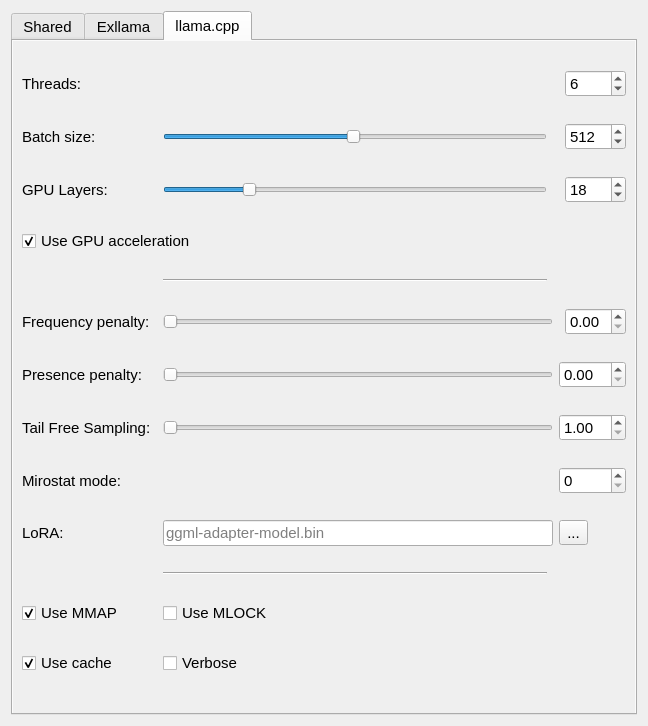
shinomakoi/magi_llm_gui, file assets/ui/ui_settings.ui: the form before one commit.
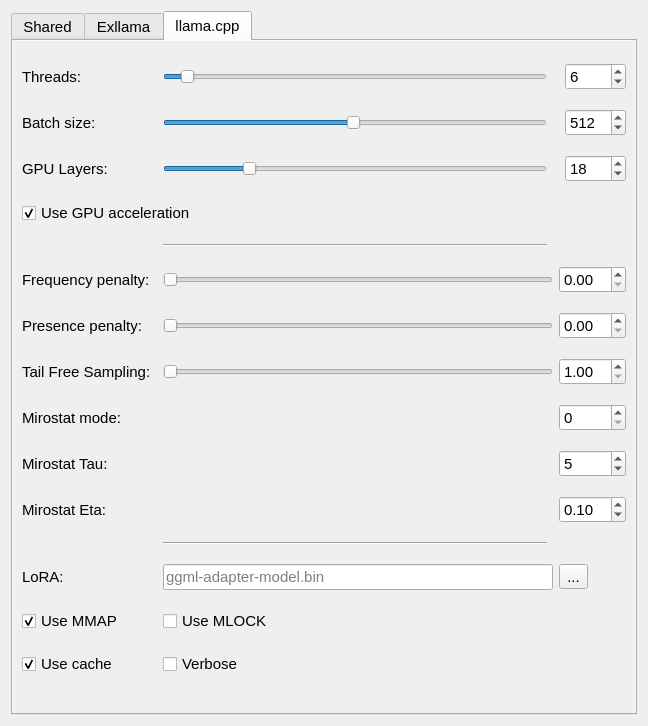
The form after the commit. The open tabs and pages were chosen to show the change.

```diff
--- a/assets/ui/ui_settings.ui
+++ b/assets/ui/ui_settings.ui
@@ -656,217 +656,21 @@
        <string>llama.cpp</string>
       </attribute>
       <layout class="QGridLayout" name="gridLayout_3">
-       <item row="1" column="6">
-        <widget class="QSpinBox" name="cppBatchSizeSpin">
-         <property name="toolTip">
-          <string>Batch size to use</string>
-         </property>
-         <property name="minimum">
-          <number>8</number>
-         </property>
-         <property name="maximum">
-          <number>1024</number>
-         </property>
-         <property name="singleStep">
-          <number>8</number>
-         </property>
-         <property name="value">
-          <number>512</number>
+       <item row="10" column="2">
+        <widget class="Line" name="line">
+         <property name="orientation">
+          <enum>Qt::Horizontal</enum>
          </property>
         </widget>
        </item>
        <item row="1" column="0">
-        <widget class="QLabel" name="label_6">
-         <property name="text">
-          <string>Batch size:</string>
-         </property>
-        </widget>
-       </item>
-       <item row="9" column="2" colspan="2">
-        <widget class="QSlider" name="presencePenaltySlider">
-         <property name="toolTip">
-          <string>Repeat alpha presence penalty (0.0 = disabled)</string>
-         </property>
-         <property name="maximum">
-          <number>100</number>
-         </property>
-         <property name="orientation">
-          <enum>Qt::Horizontal</enum>
-         </property>
-        </widget>
-       </item>
-       <item row="9" column="5" colspan="2">
-        <widget class="QDoubleSpinBox" name="presencePenaltySpin">
-         <property name="toolTip">
-          <string>Repeat alpha presence penalty (0.0 = disabled)</string>
-         </property>
-         <property name="maximum">
-          <double>1.000000000000000</double>
-         </property>
-         <property name="singleStep">
-          <double>0.010000000000000</double>
-         </property>
-        </widget>
-       </item>
-       <item row="2" column="6">
-        <widget class="QSpinBox" name="gpuLayersSpin">
-         <property name="toolTip">
-          <string>Number of GPU layers to use</string>
-         </property>
-         <property name="minimum">
-          <number>1</number>
-         </property>
-         <property name="maximum">
-          <number>80</number>
-         </property>
-         <property name="value">
-          <number>18</number>
-         </property>
-        </widget>
-       </item>
-       <item row="8" column="2" colspan="2">
-        <widget class="QSlider" name="freqPenaltySlider">
-         <property name="toolTip">
-          <string>Repeat alpha frequency penalty (0.0 = disabled)</string>
-         </property>
-         <property name="minimum">
-          <number>0</number>
-         </property>
-         <property name="maximum">
-          <number>100</number>
-         </property>
-         <property name="value">
-          <number>0</number>
-         </property>
-         <property name="orientation">
-          <enum>Qt::Horizontal</enum>
-         </property>
-        </widget>
-       </item>
-       <item row="0" column="6">
-        <widget class="QSpinBox" name="cppThreads">
-         <property name="toolTip">
-          <string>Number of threads to use during computation</string>
-         </property>
-         <property name="minimum">
-          <number>1</number>
-         </property>
-         <property name="maximum">
-          <number>64</number>
-         </property>
-         <property name="value">
-          <number>6</number>
-         </property>
-        </widget>
-       </item>
-       <item row="10" column="0">
-        <widget class="QLabel" name="label_31">
-         <property name="text">
-          <string>Tail Free Sampling:</string>
-         </property>
-        </widget>
-       </item>
-       <item row="2" column="0">
-        <widget class="QLabel" name="label_10">
-         <property name="text">
-          <string>GPU Layers:</string>
-         </property>
-        </widget>
-       </item>
-       <item row="12" column="0">
-        <widget class="QLabel" name="label_18">
-         <property name="text">
-          <string>LoRA:</string>
-         </property>
-        </widget>
-       </item>
-       <item row="0" column="0" colspan="3">
         <widget class="QLabel" name="label_16">
          <property name="text">
           <string>Threads:</string>
          </property>
         </widget>
        </item>
-       <item row="15" column="0">
-        <widget class="QCheckBox" name="cppCacheCheck">
-         <property name="toolTip">
-          <string>Saves context cache to RAM for faster prompt processing</string>
-         </property>
-         <property name="text">
-          <string>Use cache</string>
-         </property>
-         <property name="checked">
-          <bool>true</bool>
-         </property>
-        </widget>
-       </item>
-       <item row="7" column="2">
-        <widget class="Line" name="line">
-         <property name="orientation">
-          <enum>Qt::Horizontal</enum>
-         </property>
-        </widget>
-       </item>
-       <item row="11" column="0">
-        <widget class="QLabel" name="label_14">
-         <property name="text">
-          <string>Mirostat mode:</string>
-         </property>
-        </widget>
-       </item>
-       <item row="10" column="5" colspan="2">
-        <widget class="QDoubleSpinBox" name="cpp_tfszSpin">
-         <property name="toolTip">
-          <string>Tail free sampling, parameter z (1.0 = disabled)</string>
-         </property>
-         <property name="minimum">
-          <double>1.000000000000000</double>
-         </property>
-         <property name="maximum">
-          <double>5.000000000000000</double>
-         </property>
-         <property name="singleStep">
-          <double>0.010000000000000</double>
-         </property>
-        </widget>
-       </item>
-       <item row="10" column="2" colspan="2">
-        <widget class="QSlider" name="cpp_tfszSlider">
-         <property name="toolTip">
-          <string>Tail free sampling, parameter z (1.0 = disabled)</string>
-         </property>
-         <property name="minimum">
-          <number>100</number>
-         </property>
-         <property name="maximum">
-          <number>500</number>
-         </property>
-         <property name="value">
-          <number>100</number>
-         </property>
-         <property name="orientation">
-          <enum>Qt::Horizontal</enum>
-         </property>
-        </widget>
-       </item>
-       <item row="11" column="5" colspan="2">
-        <widget class="QSpinBox" name="cppMirastatMode">
-         <property name="toolTip">
-          <string>Use Mirostat sampling. Top K, Nucleus, Tail Free and Locally Typical samplers are ignored if used. (0 = disabled, 1 = Mirostat, 2 = Mirostat 2.0)</string>
-         </property>
-         <property name="maximum">
-          <number>2</number>
-         </property>
-        </widget>
-       </item>
-       <item row="9" column="0">
-        <widget class="QLabel" name="label_7">
-         <property name="text">
-          <string>Presence penalty:</string>
-         </property>
-        </widget>
-       </item>
-       <item row="6" column="0" colspan="3">
+       <item row="9" column="0" colspan="3">
         <widget class="QCheckBox" name="gpuAccelCheck">
          <property name="toolTip">
           <string>Offload model layers to GPU. llama.cpp must be compiled with GPU acceleration</string>
@@ -879,32 +683,49 @@
          </property>
         </widget>
        </item>
-       <item row="1" column="2">
-        <widget class="QSlider" name="cppBatchSizeSlider">
+       <item row="15" column="0">
+        <widget class="QLabel" name="label_3">
+         <property name="text">
+          <string>Mirostat Tau:</string>
+         </property>
+        </widget>
+       </item>
+       <item row="1" column="6">
+        <widget class="QSpinBox" name="cppThreads">
          <property name="toolTip">
           <string>Batch size to use</string>
          </property>
          <property name="minimum">
-          <number>8</number>
+          <number>1</number>
          </property>
          <property name="maximum">
-          <number>1024</number>
+          <number>128</number>
          </property>
-         <property name="singleStep">
-          <number>8</number>
+         <property name="value">
+          <number>6</number>
          </property>
-         <property name="pageStep">
-          <number>8</number>
+        </widget>
+       </item>
+       <item row="11" column="2" colspan="2">
+        <widget class="QSlider" name="freqPenaltySlider">
+         <property name="toolTip">
+          <string>Repeat alpha frequency penalty (0.0 = disabled)</string>
          </property>
+         <property name="minimum">
+          <number>0</number>
+         </property>
+         <property name="maximum">
+          <number>100</number>
+         </property>
          <property name="value">
-          <number>512</number>
+          <number>0</number>
          </property>
          <property name="orientation">
           <enum>Qt::Horizontal</enum>
          </property>
         </widget>
        </item>
-       <item row="15" column="2" colspan="2">
+       <item row="21" column="2" colspan="2">
         <widget class="QCheckBox" name="cppVerboseCheck">
          <property name="toolTip">
           <string>Print timings and cache info after prompts</string>
@@ -914,14 +735,177 @@
          </property>
         </widget>
        </item>
-       <item row="8" column="0">
+       <item row="14" column="0">
+        <widget class="QLabel" name="label_14">
+         <property name="text">
+          <string>Mirostat mode:</string>
+         </property>
+        </widget>
+       </item>
+       <item row="5" column="6">
+        <widget class="QSpinBox" name="gpuLayersSpin">
+         <property name="toolTip">
+          <string>Number of GPU layers to use</string>
+         </property>
+         <property name="minimum">
+          <number>1</number>
+         </property>
+         <property name="maximum">
+          <number>80</number>
+         </property>
+         <property name="value">
+          <number>18</number>
+         </property>
+        </widget>
+       </item>
+       <item row="4" column="0">
+        <widget class="QLabel" name="label_6">
+         <property name="text">
+          <string>Batch size:</string>
+         </property>
+        </widget>
+       </item>
+       <item row="12" column="5" colspan="2">
+        <widget class="QDoubleSpinBox" name="presencePenaltySpin">
+         <property name="toolTip">
+          <string>Repeat alpha presence penalty (0.0 = disabled)</string>
+         </property>
+         <property name="maximum">
+          <double>1.000000000000000</double>
+         </property>
+         <property name="singleStep">
+          <double>0.010000000000000</double>
+         </property>
+        </widget>
+       </item>
+       <item row="12" column="0">
+        <widget class="QLabel" name="label_7">
+         <property name="text">
+          <string>Presence penalty:</string>
+         </property>
+        </widget>
+       </item>
+       <item row="1" column="2">
+        <widget class="QSlider" name="horizontalSlider">
+         <property name="maximum">
+          <number>128</number>
+         </property>
+         <property name="value">
+          <number>6</number>
+         </property>
+         <property name="orientation">
+          <enum>Qt::Horizontal</enum>
+         </property>
+        </widget>
+       </item>
+       <item row="11" column="5" colspan="2">
+        <widget class="QDoubleSpinBox" name="freqPenaltySpin">
+         <property name="toolTip">
+          <string>Repeat alpha frequency penalty (0.0 = disabled)</string>
+         </property>
+         <property name="maximum">
+          <double>1.000000000000000</double>
+         </property>
+         <property name="singleStep">
+          <double>0.010000000000000</double>
+         </property>
+        </widget>
+       </item>
+       <item row="4" column="6">
+        <widget class="QSpinBox" name="cppBatchSizeSpin">
+         <property name="toolTip">
+          <string>Batch size to use</string>
+         </property>
+         <property name="minimum">
+          <number>8</number>
+         </property>
+         <property name="maximum">
+          <number>1024</number>
+         </property>
+         <property name="singleStep">
+          <number>8</number>
+         </property>
+         <property name="value">
+          <number>512</number>
+         </property>
+        </widget>
+       </item>
+       <item row="18" column="0">
+        <widget class="QLabel" name="label_18">
+         <property name="text">
+          <string>LoRA:</string>
+         </property>
+        </widget>
+       </item>
+       <item row="4" column="2">
+        <widget class="QSlider" name="cppBatchSizeSlider">
+         <property name="toolTip">
+          <string>Batch size to use</string>
+         </property>
+         <property name="minimum">
+          <number>8</number>
+         </property>
+         <property name="maximum">
+          <number>1024</number>
+         </property>
+         <property name="singleStep">
+          <number>8</number>
+         </property>
+         <property name="pageStep">
+          <number>8</number>
+         </property>
+         <property name="value">
+          <number>512</number>
+         </property>
+         <property name="orientation">
+          <enum>Qt::Horizontal</enum>
+         </property>
+        </widget>
+       </item>
+       <item row="13" column="5" colspan="2">
+        <widget class="QDoubleSpinBox" name="cpp_tfszSpin">
+         <property name="toolTip">
+          <string>Tail free sampling, parameter z (1.0 = disabled)</string>
+         </property>
+         <property name="minimum">
+          <double>1.000000000000000</double>
+         </property>
+         <property name="maximum">
+          <double>5.000000000000000</double>
+         </property>
+         <property name="singleStep">
+          <double>0.010000000000000</double>
+         </property>
+        </widget>
+       </item>
+       <item row="20" column="0">
+        <widget class="QCheckBox" name="cppMmapCheck">
+         <property name="toolTip">
+          <string>Memory-map model. Disabled = slower load but may reduce pageouts if not using mlock</string>
+         </property>
+         <property name="text">
+          <string>Use MMAP</string>
+         </property>
+         <property name="checked">
+          <bool>true</bool>
+         </property>
+        </widget>
+       </item>
+       <item row="5" column="0">
+        <widget class="QLabel" name="label_10">
+         <property name="text">
+          <string>GPU Layers:</string>
+         </property>
+        </widget>
+       </item>
+       <item row="11" column="0">
         <widget class="QLabel" name="label_4">
          <property name="text">
           <string>Frequency penalty:</string>
          </property>
         </widget>
        </item>
-       <item row="12" column="2" colspan="2">
+       <item row="18" column="2" colspan="2">
         <widget class="QLineEdit" name="cppLoraLineEdit">
          <property name="toolTip">
           <string>Path to a LoRA .bin file</string>
@@ -931,43 +915,37 @@
          </property>
         </widget>
        </item>
-       <item row="8" column="6">
-        <widget class="QDoubleSpinBox" name="freqPenaltySpin">
-         <property name="toolTip">
-          <string>Repeat alpha frequency penalty (0.0 = disabled)</string>
+       <item row="16" column="0">
+        <widget class="QLabel" name="label_9">
+         <property name="text">
+          <string>Mirostat Eta:</string>
          </property>
-         <property name="maximum">
-          <double>1.000000000000000</double>
-         </property>
-         <property name="singleStep">
-          <double>0.010000000000000</double>
-         </property>
         </widget>
        </item>
-       <item row="12" column="5" colspan="2">
-        <widget class="QToolButton" name="cppLoraSelect">
-         <property name="toolTip">
-          <string>Select LoRA file</string>
+       <item row="15" column="5" colspan="2">
+        <widget class="QSpinBox" name="cppMirostatTau">
+         <property name="minimum">
+          <number>2</number>
          </property>
-         <property name="text">
-          <string>...</string>
+         <property name="maximum">
+          <number>8</number>
          </property>
+         <property name="value">
+          <number>5</number>
+         </property>
         </widget>
        </item>
-       <item row="14" column="0">
-        <widget class="QCheckBox" name="cppMmapCheck">
+       <item row="14" column="5" colspan="2">
+        <widget class="QSpinBox" name="cppMirostatMode">
          <property name="toolTip">
           <string>Memory-map model. Disabled = slower load but may reduce pageouts if not using mlock</string>
          </property>
-         <property name="text">
-          <string>Use MMAP</string>
+         <property name="maximum">
+          <number>2</number>
          </property>
-         <property name="checked">
-          <bool>true</bool>
-         </property>
         </widget>
        </item>
-       <item row="14" column="2" colspan="2">
+       <item row="20" column="2" colspan="2">
         <widget class="QCheckBox" name="cppMlockCheck">
          <property name="toolTip">
           <string>Force system to keep model in RAM rather than swapping or compressing</string>
@@ -977,7 +955,27 @@
          </property>
         </widget>
        </item>
-       <item row="2" column="2">
+       <item row="21" column="0">
+        <widget class="QCheckBox" name="cppCacheCheck">
+         <property name="toolTip">
+          <string>Saves context cache to RAM for faster prompt processing</string>
+         </property>
+         <property name="text">
+          <string>Use cache</string>
+         </property>
+         <property name="checked">
+          <bool>true</bool>
+         </property>
+        </widget>
+       </item>
+       <item row="13" column="0">
+        <widget class="QLabel" name="label_31">
+         <property name="text">
+          <string>Tail Free Sampling:</string>
+         </property>
+        </widget>
+       </item>
+       <item row="5" column="2">
         <widget class="QSlider" name="gpuLayersSlider">
          <property name="toolTip">
           <string>Number of GPU layers to use</string>
@@ -996,7 +994,62 @@
          </property>
         </widget>
        </item>
-       <item row="13" column="2">
+       <item row="13" column="2" colspan="2">
+        <widget class="QSlider" name="cpp_tfszSlider">
+         <property name="toolTip">
+          <string>Tail free sampling, parameter z (1.0 = disabled)</string>
+         </property>
+         <property name="minimum">
+          <number>100</number>
+         </property>
+         <property name="maximum">
+          <number>500</number>
+         </property>
+         <property name="value">
+          <number>100</number>
+         </property>
+         <property name="orientation">
+          <enum>Qt::Horizontal</enum>
+         </property>
+        </widget>
+       </item>
+       <item row="18" column="5" colspan="2">
+        <widget class="QToolButton" name="cppLoraSelect">
+         <property name="toolTip">
+          <string>Select LoRA file</string>
+         </property>
+         <property name="text">
+          <string>...</string>
+         </property>
+        </widget>
+       </item>
+       <item row="12" column="2" colspan="2">
+        <widget class="QSlider" name="presencePenaltySlider">
+         <property name="toolTip">
+          <string>Repeat alpha presence penalty (0.0 = disabled)</string>
+         </property>
+         <property name="maximum">
+          <number>100</number>
+         </property>
+         <property name="orientation">
+          <enum>Qt::Horizontal</enum>
+         </property>
+        </widget>
+       </item>
+       <item row="16" column="5" colspan="2">
+        <widget class="QDoubleSpinBox" name="cppMirostatEta">
+         <property name="maximum">
+          <double>1.000000000000000</double>
+         </property>
+         <property name="singleStep">
+          <double>0.010000000000000</double>
+         </property>
+         <property name="value">
+          <double>0.100000000000000</double>
+         </property>
+        </widget>
+       </item>
+       <item row="17" column="2">
         <widget class="Line" name="line_3">
          <property name="orientation">
           <enum>Qt::Horizontal</enum>
```
Left out of the diff: 331 changed lines with no effect on the pictures.
